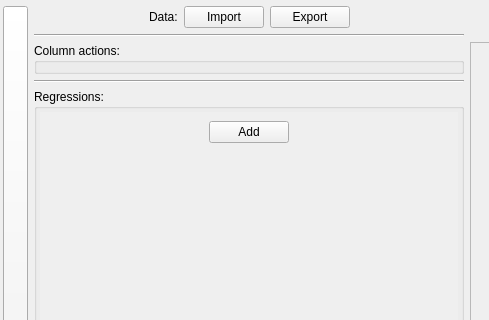
Above: DataPlot/datawindow.ui from AdelKS/ZeGrapher before the change; both pictures show x 0 to 489 and y 0 to 320 of the 1043 by 572 pixel window. Below: the same form after it.
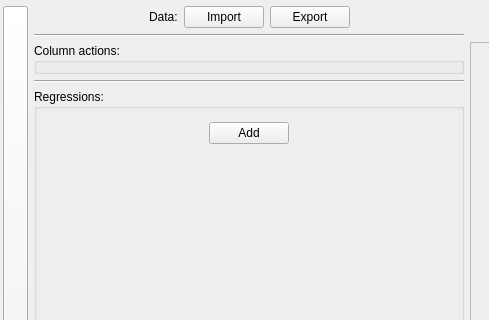
That is the form after the change. Icons and pictures are not drawn.

Commit message:
Modified sequences calculation policy: they recalculate their values everytime de Draw button are hit.
-This corrects a bug that occurs when two sequences depend on each other
and only one of them is modified, the non-modified one keeps its
calculated values. Or it should recalculate its values according to the
new values of the modified sequence.
- Did small english changes.

Patch:
```diff
--- a/DataPlot/datawindow.ui
+++ b/DataPlot/datawindow.ui
@@ -243,6 +243,12 @@
          </property>
          <item>
           <widget class="QScrollArea" name="scrollArea_2">
+           <property name="sizePolicy">
+            <sizepolicy hsizetype="Minimum" vsizetype="Expanding">
+             <horstretch>0</horstretch>
+             <verstretch>0</verstretch>
+            </sizepolicy>
+           </property>
            <property name="frameShape">
             <enum>QFrame::NoFrame</enum>
            </property>
@@ -252,19 +258,40 @@
            <property name="horizontalScrollBarPolicy">
             <enum>Qt::ScrollBarAlwaysOff</enum>
            </property>
+           <property name="sizeAdjustPolicy">
+            <enum>QAbstractScrollArea::AdjustToContents</enum>
+           </property>
            <property name="widgetResizable">
             <bool>true</bool>
            </property>
+           <property name="alignment">
+            <set>Qt::AlignCenter</set>
+           </property>
            <widget class="QWidget" name="scrollAreaWidgetContents_2">
             <property name="geometry">
              <rect>
               <x>0</x>
               <y>0</y>
               <width>416</width>
-              <height>444</height>
+              <height>446</height>
              </rect>
             </property>
             <layout class="QVBoxLayout" name="verticalLayout_6">
+             <property name="sizeConstraint">
+              <enum>QLayout::SetMinimumSize</enum>
+             </property>
+             <property name="leftMargin">
+              <number>0</number>
+             </property>
+             <property name="topMargin">
+              <number>10</number>
+             </property>
+             <property name="rightMargin">
+              <number>0</number>
+             </property>
+             <property name="bottomMargin">
+              <number>0</number>
+             </property>
              <item>
               <layout class="QVBoxLayout" name="modelsLayout"/>
              </item>
```
The commit also changes 9 other files.
